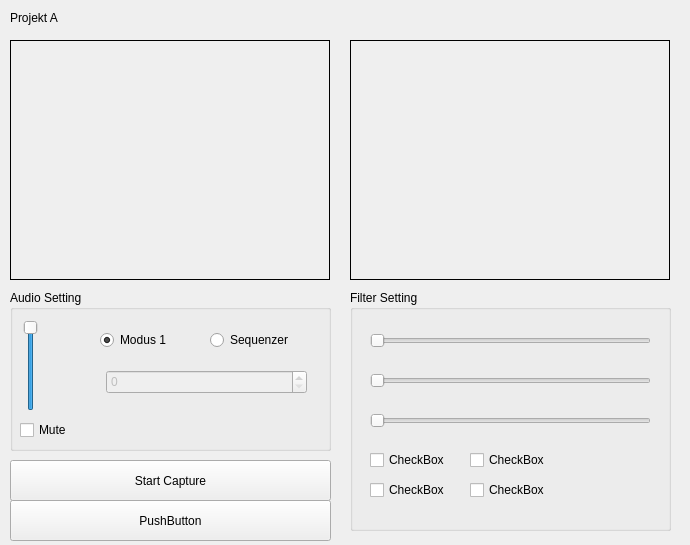
Qt form app/a/projectawidget.ui (avprg-soundtable/soundtable) before a commit.
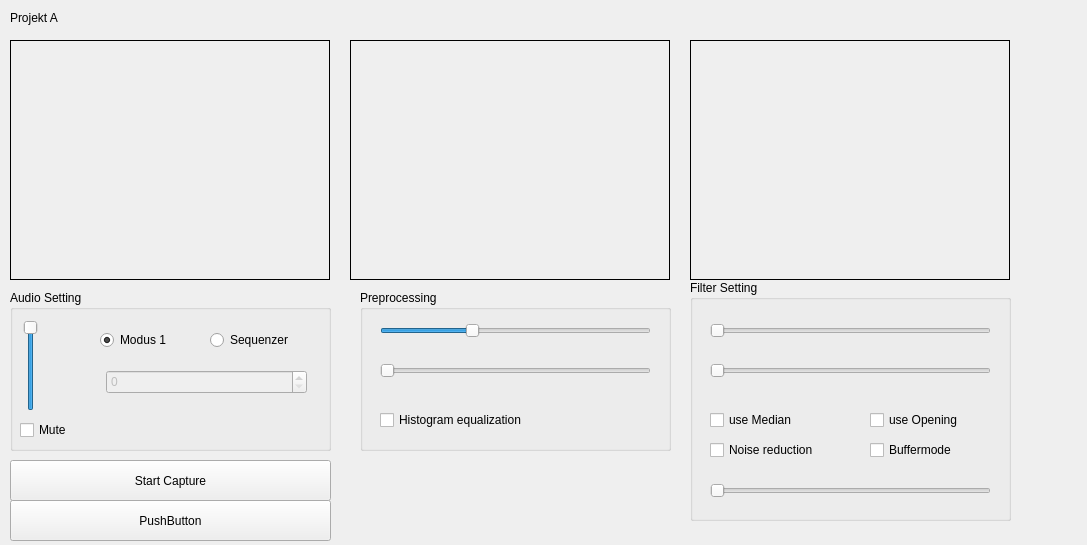
The same form after that commit. Custom widgets are drawn as their Qt base class.

Commit message: added preprocessing and more UI interaction

Patch:
```diff
--- a/app/a/projectawidget.ui
+++ b/app/a/projectawidget.ui
@@ -6,7 +6,7 @@
    <rect>
     <x>0</x>
     <y>0</y>
-    <width>690</width>
+    <width>1087</width>
     <height>545</height>
    </rect>
   </property>
@@ -70,7 +70,7 @@
   <widget class="VideoWidget" name="outputFrame">
    <property name="geometry">
     <rect>
-     <x>350</x>
+     <x>690</x>
      <y>40</y>
      <width>320</width>
      <height>240</height>
@@ -179,8 +179,8 @@
   <widget class="QGroupBox" name="groupBox_2">
    <property name="geometry">
     <rect>
-     <x>350</x>
-     <y>290</y>
+     <x>690</x>
+     <y>280</y>
      <width>321</width>
      <height>241</height>
     </rect>
@@ -218,11 +218,14 @@
     <property name="geometry">
      <rect>
       <x>20</x>
-      <y>120</y>
+      <y>200</y>
       <width>281</width>
       <height>22</height>
      </rect>
     </property>
+    <property name="maximum">
+     <number>30</number>
+    </property>
     <property name="orientation">
      <enum>Qt::Horizontal</enum>
     </property>
@@ -231,52 +234,52 @@
     <property name="geometry">
      <rect>
       <x>20</x>
-      <y>160</y>
+      <y>130</y>
       <width>89</width>
       <height>20</height>
      </rect>
     </property>
     <property name="text">
-     <string>CheckBox</string>
+     <string>use Median</string>
     </property>
    </widget>
    <widget class="QCheckBox" name="checkBox_3">
     <property name="geometry">
      <rect>
-      <x>20</x>
-      <y>190</y>
-      <width>89</width>
+      <x>180</x>
+      <y>160</y>
+      <width>101</width>
       <height>20</height>
      </rect>
     </property>
     <property name="text">
-     <string>CheckBox</string>
+     <string>Buffermode</string>
     </property>
    </widget>
    <widget class="QCheckBox" name="checkBox_4">
     <property name="geometry">
      <rect>
-      <x>120</x>
-      <y>160</y>
-      <width>89</width>
+      <x>180</x>
+      <y>130</y>
+      <width>101</width>
       <height>20</height>
      </rect>
     </property>
     <property name="text">
-     <string>CheckBox</string>
+     <string>use Opening</string>
     </property>
    </widget>
    <widget class="QCheckBox" name="checkBox_5">
     <property name="geometry">
      <rect>
-      <x>120</x>
-      <y>190</y>
-      <width>89</width>
+      <x>20</x>
+      <y>160</y>
+      <width>121</width>
       <height>20</height>
      </rect>
     </property>
     <property name="text">
-     <string>CheckBox</string>
+     <string>Noise reduction</string>
     </property>
    </widget>
   </widget>
@@ -293,6 +296,92 @@
     <string>PushButton</string>
    </property>
   </widget>
+  <widget class="VideoWidget" name="preProcessedFrame">
+   <property name="geometry">
+    <rect>
+     <x>350</x>
+     <y>40</y>
+     <width>320</width>
+     <height>240</height>
+    </rect>
+   </property>
+   <property name="frameShape">
+    <enum>QFrame::Box</enum>
+   </property>
+   <property name="text">
+    <string/>
+   </property>
+   <property name="scaledContents">
+    <bool>false</bool>
+   </property>
+   <property name="alignment">
+    <set>Qt::AlignCenter</set>
+   </property>
+  </widget>
+  <widget class="QGroupBox" name="groupBox_3">
+   <property name="geometry">
+    <rect>
+     <x>360</x>
+     <y>290</y>
+     <width>311</width>
+     <height>161</height>
+    </rect>
+   </property>
+   <property name="title">
+    <string>Preprocessing</string>
+   </property>
+   <widget class="QSlider" name="aphaPreprocess">
+    <property name="geometry">
+     <rect>
+      <x>20</x>
+      <y>30</y>
+      <width>271</width>
+      <height>22</height>
+     </rect>
+    </property>
+    <property name="maximum">
+     <number>30</number>
+    </property>
+    <property name="pageStep">
+     <number>10</number>
+    </property>
+    <property name="value">
+     <number>10</number>
+    </property>
+    <property name="orientation">
+     <enum>Qt::Horizontal</enum>
+    </property>
+   </widget>
+   <widget class="QSlider" name="betaPreprocess">
+    <property name="geometry">
+     <rect>
+      <x>20</x>
+      <y>70</y>
+      <width>271</width>
+      <height>22</height>
+     </rect>
+    </property>
+    <property name="maximum">
+     <number>50</number>
+    </property>
+    <property name="orientation">
+     <enum>Qt::Horizontal</enum>
+    </property>
+   </widget>
+   <widget class="QCheckBox" name="HistCB">
+    <property name="geometry">
+     <rect>
+      <x>20</x>
+      <y>120</y>
+      <width>211</width>
+      <height>20</height>
+     </rect>
+    </property>
+    <property name="text">
+     <string>Histogram equalization</string>
+    </property>
+   </widget>
+  </widget>
   <zorder>groupBox_2</zorder>
   <zorder>label</zorder>
   <zorder>pushButton</zorder>
```
Left out of the diff: 106 changed lines with no effect on the pictures. The commit also changes 7 other files.
